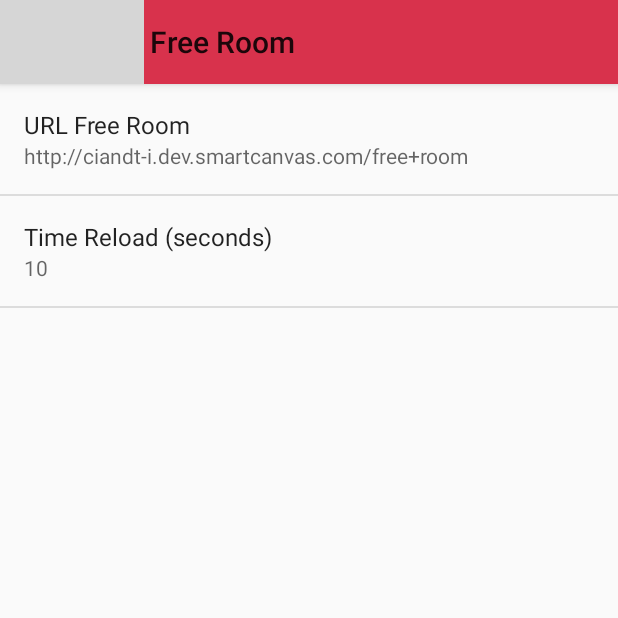
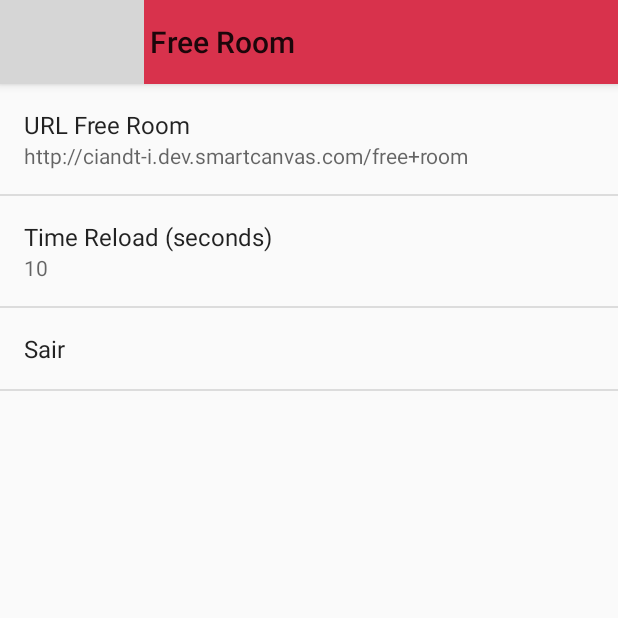
Before and after one commit to thaleslima/FreeRoom, an Android app: the SettingsActivity screen opened directly, with no data from a screen before it, on a phone screen of 412 x 824 dp, the top half of it. Run offline under Robolectric (Android 15) with nearby library versions, the phone set to English and light mode, and no system bars; libraries missing offline, so code that uses them is left out: com.firebase.client; 3 statements that could not run were skipped; grey boxes are pictures that could not be loaded.

Commit message:
sair da app

```diff
--- a/app/src/main/java/com/ciandt/app/freeroom/ui/SettingsActivity.java
+++ b/app/src/main/java/com/ciandt/app/freeroom/ui/SettingsActivity.java
@@ -46,42 +46,4 @@ public class SettingsActivity extends PreferenceActivity {
             }
         });
     }
-
-    private static Preference.OnPreferenceChangeListener sBindPreferenceSummaryToValueListener = new Preference.OnPreferenceChangeListener() {
-        @Override
-        public boolean onPreferenceChange(Preference preference, Object value) {
-
-            Firebase myFirebaseRef = new Firebase(Constants.URL_FIREBASE);
-            String stringValue = value.toString();
-            preference.setSummary(stringValue);
-
-            if(preference.getKey().equals("key_url_service")) {
-                myFirebaseRef.child(Constants.URL_FREE_ROOM).setValue(stringValue);
-            }else {
-                myFirebaseRef.child(Constants.URL_TIME_RELOAD).setValue(stringValue);
-            }
-
-            return true;
-        }
-    };
-
-    private static void bindPreferenceSummaryToValue(Preference preference) {
-        preference.setOnPreferenceChangeListener(sBindPreferenceSummaryToValueListener);
-        sBindPreferenceSummaryToValueListener.onPreferenceChange(preference,
-                PreferenceManager
-                        .getDefaultSharedPreferences(preference.getContext())
-                        .getString(preference.getKey(), ""));
-    }
-
-    @TargetApi(Build.VERSION_CODES.HONEYCOMB)
-    public static class GeneralPreferenceFragment extends PreferenceFragment {
-        @Override
-        public void onCreate(Bundle savedInstanceState) {
-            super.onCreate(savedInstanceState);
-            addPreferencesFromResource(R.xml.pref_general);
-
-            bindPreferenceSummaryToValue(findPreference(getString(R.string.key_url_service)));
-            bindPreferenceSummaryToValue(findPreference(getString(R.string.key_time_reload)));
-        }
-    }
 }
--- /dev/null
+++ b/app/src/main/java/com/ciandt/app/freeroom/ui/SettingsFragment.java
@@ -0,0 +1,65 @@
+package com.ciandt.app.freeroom.ui;
+
+import android.app.Activity;
+import android.os.Bundle;
+import android.preference.Preference;
+import android.preference.PreferenceFragment;
+import android.preference.PreferenceManager;
+
+import com.ciandt.app.freeroom.R;
+import com.ciandt.app.freeroom.constants.Constants;
+import com.firebase.client.Firebase;
+
+/**
+ * Created by thales on 13/08/2015.
+ */
+public class SettingsFragment extends PreferenceFragment {
+    @Override
+    public void onCreate(Bundle savedInstanceState) {
+        super.onCreate(savedInstanceState);
+        addPreferencesFromResource(R.xml.pref_general);
+
+        bindPreferenceSummaryToValue(findPreference(getString(R.string.key_url_service)));
+        bindPreferenceSummaryToValue(findPreference(getString(R.string.key_time_reload)));
+        bindPreferenceClickListener(findPreference(getString(R.string.key_close_app)));
+    }
+
+    private void bindPreferenceSummaryToValue(Preference preference) {
+        preference.setOnPreferenceChangeListener(sBindPreferenceSummaryToValueListener);
+        sBindPreferenceSummaryToValueListener.onPreferenceChange(preference,
+                PreferenceManager
+                        .getDefaultSharedPreferences(preference.getContext())
+                        .getString(preference.getKey(), ""));
+    }
+
+    private void bindPreferenceClickListener(Preference preference) {
+        preference.setOnPreferenceClickListener(new Preference.OnPreferenceClickListener() {
+            @Override
+            public boolean onPreferenceClick(Preference preference) {
+                if (preference.getKey().equals("key_close_app")) {
+                    getActivity().setResult(Activity.RESULT_OK);
+                    getActivity().finish();
+                }
+
+                return true;
+            }
+        });
+    }
+
+    private Preference.OnPreferenceChangeListener sBindPreferenceSummaryToValueListener = new Preference.OnPreferenceChangeListener() {
+        @Override
+        public boolean onPreferenceChange(Preference preference, Object value) {
+            Firebase myFirebaseRef = new Firebase(Constants.URL_FIREBASE);
+            String stringValue = value.toString();
+            preference.setSummary(stringValue);
+
+            if (preference.getKey().equals("key_url_service")) {
+                myFirebaseRef.child(Constants.URL_FREE_ROOM).setValue(stringValue);
+            } else if (preference.getKey().equals("key_time_reload")) {
+                myFirebaseRef.child(Constants.URL_TIME_RELOAD).setValue(stringValue);
+            }
+
+            return true;
+        }
+    };
+}
--- a/app/src/main/res/layout/activity_prefs.xml
+++ b/app/src/main/res/layout/activity_prefs.xml
@@ -16,7 +16,7 @@
         android:elevation="4dp">
         </android.support.v7.widget.Toolbar>
 
-    <fragment android:name="com.ciandt.app.freeroom.ui.SettingsActivity$GeneralPreferenceFragment"
+    <fragment android:name="com.ciandt.app.freeroom.ui.SettingsFragment"
         android:id="@+id/list"
         android:layout_width="match_parent"
         android:layout_height="match_parent" />
--- a/app/src/main/res/values/strings_activity_settings.xml
+++ b/app/src/main/res/values/strings_activity_settings.xml
@@ -2,9 +2,12 @@
 
     <string name="pref_title_url_service">URL Free Room</string>
     <string name="pref_title_time_reload">Time Reload (seconds)</string>
+    <string name="pref_title_close_app">Sair</string>
+
     <string name="pref_header_settings">Settings</string>
     <string name="key_url_service">key_url_service</string>
     <string name="key_time_reload">key_time_reload</string>
+    <string name="key_close_app">key_close_app</string>
 
     <string name="pref_default_url_service">http://ciandt-i.dev.smartcanvas.com/free+room</string>
     <string name="pref_default_time_reload">10</string>
--- a/app/src/main/res/xml/pref_general.xml
+++ b/app/src/main/res/xml/pref_general.xml
@@ -19,4 +19,8 @@
         android:singleLine="true"
         android:maxLines="1"/>
 
+    <Preference
+        android:key="key_close_app"
+        android:title="@string/pref_title_close_app" />
+
 </PreferenceScreen>
```
Also changed, not shown: app/src/main/java/com/ciandt/app/freeroom/ui/MainActivity.java (+11 -1 lines).
